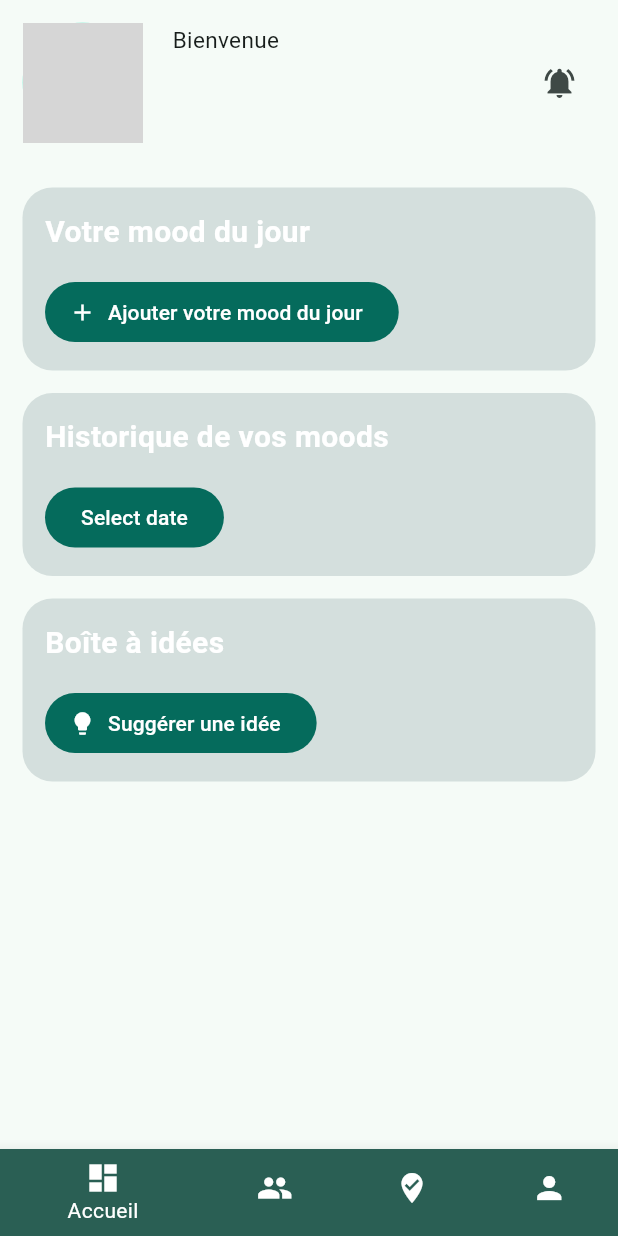
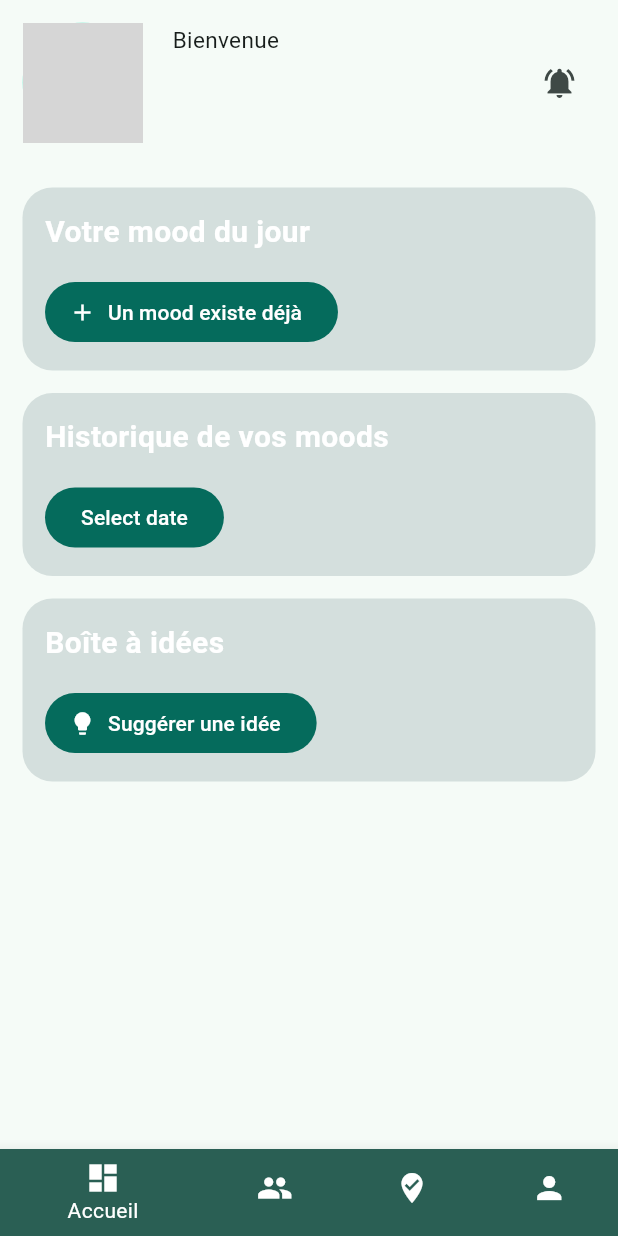
Before and after one commit to maximealbert/moodly_flutter_2, a Flutter app: the NavigationBottomNavBar screen opened directly with empty values, on a phone screen of 412 x 824 dp. Run offline on Flutter 3.47's test engine with Material 2 defaults, Android fonts, the light colour scheme and no system bars; network calls fail; grey boxes are pictures that could not be loaded.

Commit message:
add mood for today recuperation

```diff
--- a/lib/widgets/main_dashboard.dart
+++ b/lib/widgets/main_dashboard.dart
@@ -4,7 +4,6 @@
 // ignore_for_file: prefer_const_constructors, avoid_print, prefer_interpolation_to_compose_strings
 
 import 'dart:convert';
-
 import 'package:flutter/material.dart';
 import 'package:intl/intl.dart'; // Since you're using DateFormat
 import 'package:http/http.dart' as http;
@@ -28,15 +27,19 @@ class _MainDashboardState extends State<MainDashboard> {
 
   // Controllers for data (use setState to modify) - with default values when needed
   dynamic moods; // to get all mood history
+  dynamic todaysMood;
+
   dynamic selectedUserTeam; // to get all informations (isManager boolean, team, ...)
   String userName = '';
   String userFirstName = '';
   String teamName = '';
   Image userImage = Image(image: NetworkImage('https://petiteshistoiresdessciences.com/wp-content/uploads/2019/12/image-1.png'));
+  String todaysDateFormatted = DateFormat('yyyy-MM-dd').format(DateTime.now());
 
   // date config
   DateTime? _selectedDate;
-  final DateFormat _dateFormatter = DateFormat('dd-MM-yyyy');
+  final DateFormat _dateFormatter = DateFormat('yyyy-MM-dd');
+
 
 
 
@@ -67,13 +70,15 @@ class _MainDashboardState extends State<MainDashboard> {
           print(selectedUserTeam);
           userFirstName = userDatas['firstname'];
           userName = userDatas['name'];
-          //TODO: add profile picture recuperation (documentId and route on Strapi) - fetch on the new route
           final userProfilePictureLvlOne = userDatas['userProfilePicture'];
           final userPPLvlTwo = userProfilePictureLvlOne['formats'];
           final userPPMedium = userPPLvlTwo['medium'];
-          print(userPPLvlTwo);
           final urlImage = 'http://localhost:1337' + userPPMedium['url'];
           userImage = Image(image: NetworkImage(urlImage,));
+
+          moods = userDatas['moods'].toList();
+
+
 
         });
       } else {
@@ -108,6 +113,7 @@ class _MainDashboardState extends State<MainDashboard> {
     print('Init state method called');
     getDatas(widget.documentIdForSelectedUser);
   }
+
 
   @override
   Widget build(BuildContext context) {
@@ -156,31 +162,10 @@ class _MainDashboardState extends State<MainDashboard> {
             ],),
             SizedBox(height: 30,),
 
-            // BLOC 1 : mood du jour
-            Container(
-              decoration: BoxDecoration(borderRadius: BorderRadius.circular(20.0), color: Color(0xFFD4DFDD),),
+            // BLOC 1 : mood du jour (selon si la variable todaysMood est cide )
+            // todaysMood != null ? TodaysMoodFilled() : MoodNotFilled(),
+            TodaysMoodFilled(),
 
-              width: double.infinity,
-              child: Column(
-                crossAxisAlignment: CrossAxisAlignment.start,
-                children: [
-                  const Padding(
-                    padding: EdgeInsets.fromLTRB(15.0, 15, 15,0),
-                    child: Text('Votre mood du jour', style: TextStyle(fontSize: 20, color: Colors.white, fontWeight: FontWeight.bold)),
-                  ),
-                  Padding(
-                    padding: const EdgeInsets.all(15.0),
-                    child: FilledButton.icon(
-
-                      onPressed: (){
-                        print('Add your mood for today');
-                      },
-                      icon: Icon(Icons.add), label: Text('Ajouter votre mood du jour')
-                    ),
-                  )
-                ],
-              ),
-            ),
 
             // BLOC 2 : historique des moods
             Padding(
@@ -241,4 +226,93 @@ class _MainDashboardState extends State<MainDashboard> {
         ],),
       ));
   }
+
+
 }
+
+class TodaysMoodFilled extends StatefulWidget {
+
+
+  const TodaysMoodFilled({
+    super.key,
+
+  });
+
+  @override
+  State<TodaysMoodFilled> createState() => _TodaysMoodFilledState();
+}
+
+class _TodaysMoodFilledState extends State<TodaysMoodFilled> {
+  @override
+  Widget build(BuildContext context) {
+
+
+
+      return Container(
+      decoration: BoxDecoration(borderRadius: BorderRadius.circular(20.0), color: Color(0xFFD4DFDD),),
+
+      width: double.infinity,
+      child: Column(
+        crossAxisAlignment: CrossAxisAlignment.start,
+        children: [
+          const Padding(
+            padding: EdgeInsets.fromLTRB(15.0, 15, 15,0),
+            child: Text('Votre mood du jour', style: TextStyle(fontSize: 20, color: Colors.white, fontWeight: FontWeight.bold)),
+          ),
+          Padding(
+            padding: const EdgeInsets.all(15.0),
+            child: FilledButton.icon(
+
+              onPressed: (){
+                print('Add your mood for today');
+              },
+              icon: Icon(Icons.add), label: Text('Un mood existe déjà')
+            ),
+          )
+        ],
+      ),
+    );
+
+
+
+  }
+}
+
+class MoodNotFilled extends StatefulWidget {
+  const MoodNotFilled({super.key});
+
+  @override
+  State<MoodNotFilled> createState() => _MoodNotFilledState();
+}
+
+class _MoodNotFilledState extends State<MoodNotFilled> {
+  @override
+  Widget build(BuildContext context) {
+
+      // No mood filled, add mood button is shown
+      return Container(
+      decoration: BoxDecoration(borderRadius: BorderRadius.circular(20.0), color: Color(0xFFD4DFDD),),
+
+      width: double.infinity,
+      child: Column(
+        crossAxisAlignment: CrossAxisAlignment.start,
+        children: [
+          const Padding(
+            padding: EdgeInsets.fromLTRB(15.0, 15, 15,0),
+            child: Text('Votre mood du jour', style: TextStyle(fontSize: 20, color: Colors.white, fontWeight: FontWeight.bold)),
+          ),
+          Padding(
+            padding: const EdgeInsets.all(15.0),
+            child: FilledButton.icon(
+
+              onPressed: (){
+                print('Add your mood for today');
+              },
+              icon: Icon(Icons.add), label: Text('Ajouter votre mood du jour')
+            ),
+          )
+        ],
+      ),
+    );
+  }
+}
```
Also changed, not shown: lib/main.dart (+1 -0 lines).
